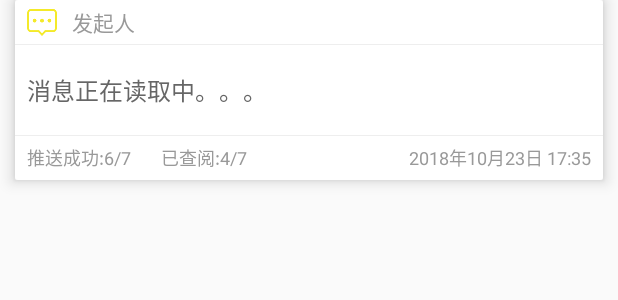
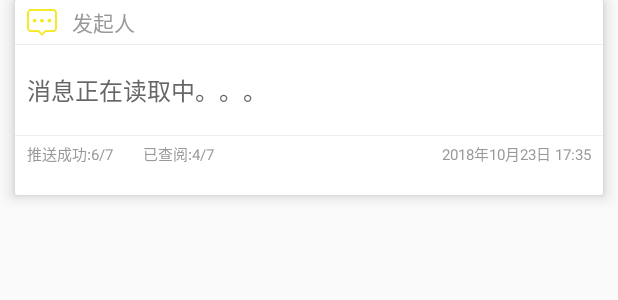
Before and after one commit to buobao/TalkMe, an Android app: the layout item_main_task.xml on its own in the app's theme, with its tools: preview values and no code run, on a phone screen of 412 x 824 dp. Shown: the top 300 px of the screen. Run offline under Robolectric (Android 15) with nearby library versions, the phone set to English and light mode, and no system bars.

```diff
--- a/app/src/main/java/com/king/turman/talkme/MainActivity.java
+++ b/app/src/main/java/com/king/turman/talkme/MainActivity.java
@@ -1,11 +1,13 @@
 package com.king.turman.talkme;
 
+import android.content.Intent;
 import android.os.Bundle;
 import android.support.v4.widget.SwipeRefreshLayout;
 import android.support.v7.widget.LinearLayoutManager;
 import android.support.v7.widget.RecyclerView;
 import android.view.animation.AnimationUtils;
 import android.view.animation.LayoutAnimationController;
+import android.webkit.WebView;
 
 import com.king.turman.talkme.database.DatabaseUtil;
 import com.king.turman.talkme.viewbeans.TaskBean;
@@ -69,6 +71,9 @@ public class MainActivity extends BaseActivity {
             recyclerView.setLayoutAnimation(controller);
             mainListAdapter.notifyItemRangeChanged(0,1);
             recyclerView.scheduleLayoutAnimation();
+
+//            Intent intent = new Intent(this, WebActivity.class);
+//            startActivity(intent);
         }, 3000);
         swipeRefreshLayout.setColorSchemeColors(getResources().getColor(R.color.appColor));
 
--- a/app/src/main/res/layout/item_main_task.xml
+++ b/app/src/main/res/layout/item_main_task.xml
@@ -2,7 +2,7 @@
 <android.support.v7.widget.CardView
     xmlns:android="http://schemas.android.com/apk/res/android"
     android:layout_width="match_parent"
-    android:layout_height="120dp"
+    android:layout_height="130dp"
     xmlns:app="http://schemas.android.com/apk/res-auto"
     app:cardElevation="6dp"
     app:cardMaxElevation="6dp"
@@ -71,7 +71,7 @@
             android:layout_width="match_parent"
             android:paddingLeft="8dp"
             android:paddingRight="8dp"
-            android:layout_height="30dp">
+            android:layout_height="25dp">
 
             <LinearLayout
                 android:layout_width="wrap_content"
@@ -79,7 +79,7 @@
 
                 <TextView
                     android:id="@+id/push_sucess"
-                    android:textSize="12sp"
+                    android:textSize="10sp"
                     android:textColor="#999999"
                     android:text="推送成功:6/7"
                     android:layout_width="wrap_content"
@@ -91,7 +91,7 @@
                     android:text="已查阅:4/7"
                     android:layout_width="wrap_content"
                     android:layout_height="wrap_content"
-                    android:textSize="12sp"
+                    android:textSize="10sp"
                     android:textColor="#999999" />
 
             </LinearLayout>
@@ -99,7 +99,7 @@
             <TextView
                 android:id="@+id/time"
                 android:text="2018年10月23日 17:35"
-                android:textSize="12sp"
+                android:textSize="10sp"
                 android:textColor="#999999"
                 android:layout_alignParentRight="true"
                 android:layout_width="wrap_content"
```
Also changed, not shown: app/src/main/AndroidManifest.xml (+5 -5 lines), app/src/main/java/com/king/turman/talkme/WebActivity.java (added, +57 -0 lines), app/src/main/res/layout/activity_web.xml (added, +15 -0 lines).
